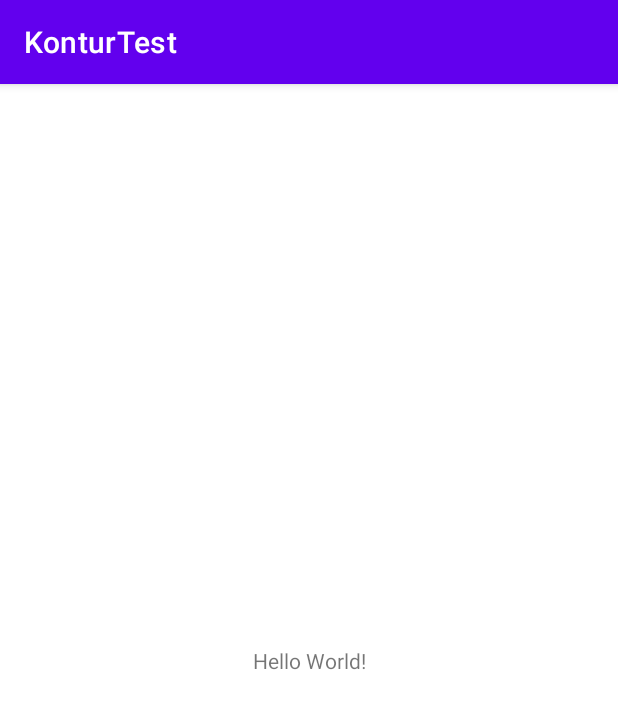
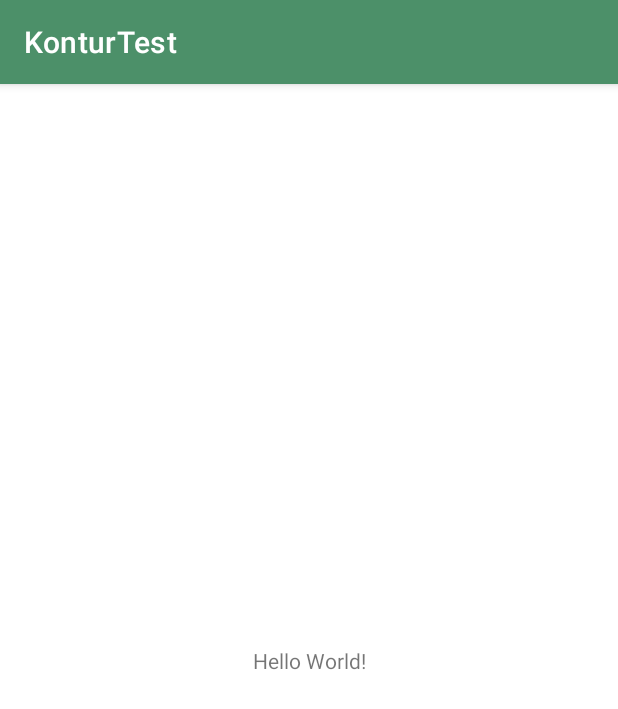
Before and after one commit to Jvitaliy82/KonturTest, an Android app: the screen it shows after launch (MainActivity), on a phone screen of 412 x 824 dp. Shown: the top 709 px of the screen. Run offline under Robolectric (Android 15) with nearby library versions, the phone set to English and light mode, and no system bars.

Commit message:
set colors

```diff
--- a/app/src/main/res/values/colors.xml
+++ b/app/src/main/res/values/colors.xml
@@ -7,4 +7,11 @@
     <color name="teal_700">#FF018786</color>
     <color name="black">#FF000000</color>
     <color name="white">#FFFFFFFF</color>
+
+    <color name="colorPrimary">#4c9069</color>
+    <color name="colorPrimaryDark">#3d7254</color>
+    <color name="colorAccent">#4d8f69</color>
+    <color name="textBlack">#e5000000</color>
+    <color name="textGray">#8a000000</color>
+    <color name="textClicked">#269df7</color>
 </resources>
--- a/app/src/main/res/values/themes.xml
+++ b/app/src/main/res/values/themes.xml
@@ -2,11 +2,11 @@
     <!-- Base application theme. -->
     <style name="Theme.KonturTest" parent="Theme.MaterialComponents.DayNight.DarkActionBar">
         <!-- Primary brand color. -->
-        <item name="colorPrimary">@color/purple_500</item>
-        <item name="colorPrimaryVariant">@color/purple_700</item>
+        <item name="colorPrimary">@color/colorPrimary</item>
+        <item name="colorPrimaryVariant">@color/colorPrimaryDark</item>
         <item name="colorOnPrimary">@color/white</item>
         <!-- Secondary brand color. -->
-        <item name="colorSecondary">@color/teal_200</item>
+        <item name="colorSecondary">@color/colorAccent</item>
         <item name="colorSecondaryVariant">@color/teal_700</item>
         <item name="colorOnSecondary">@color/black</item>
         <!-- Status bar color. -->
```
